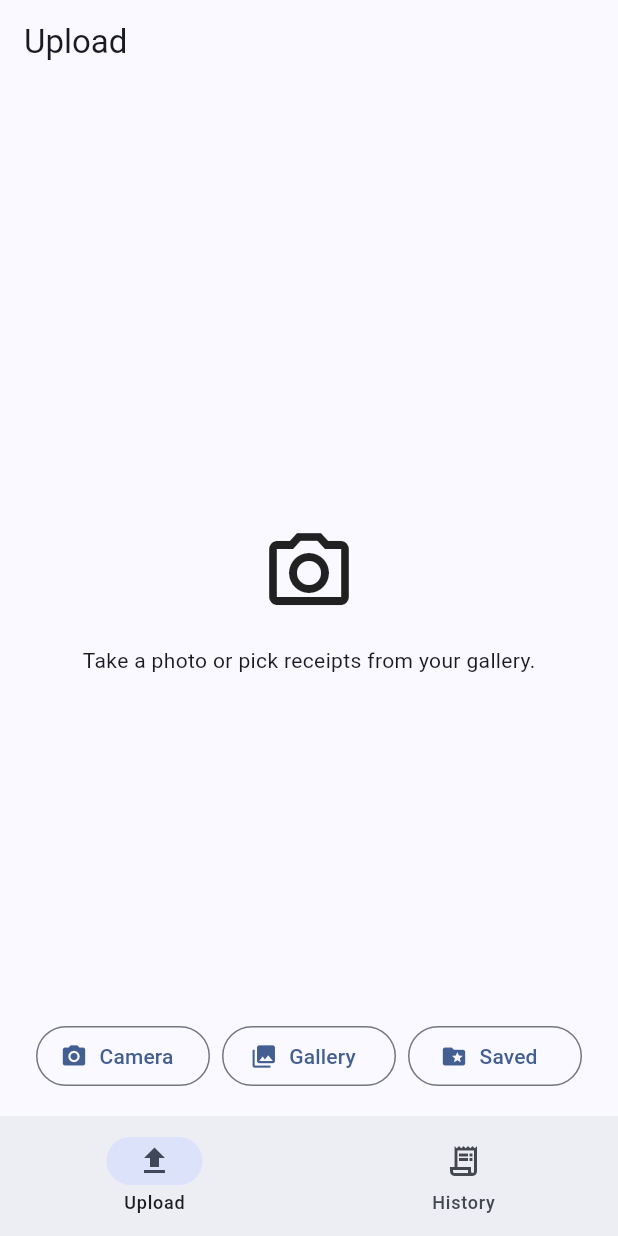
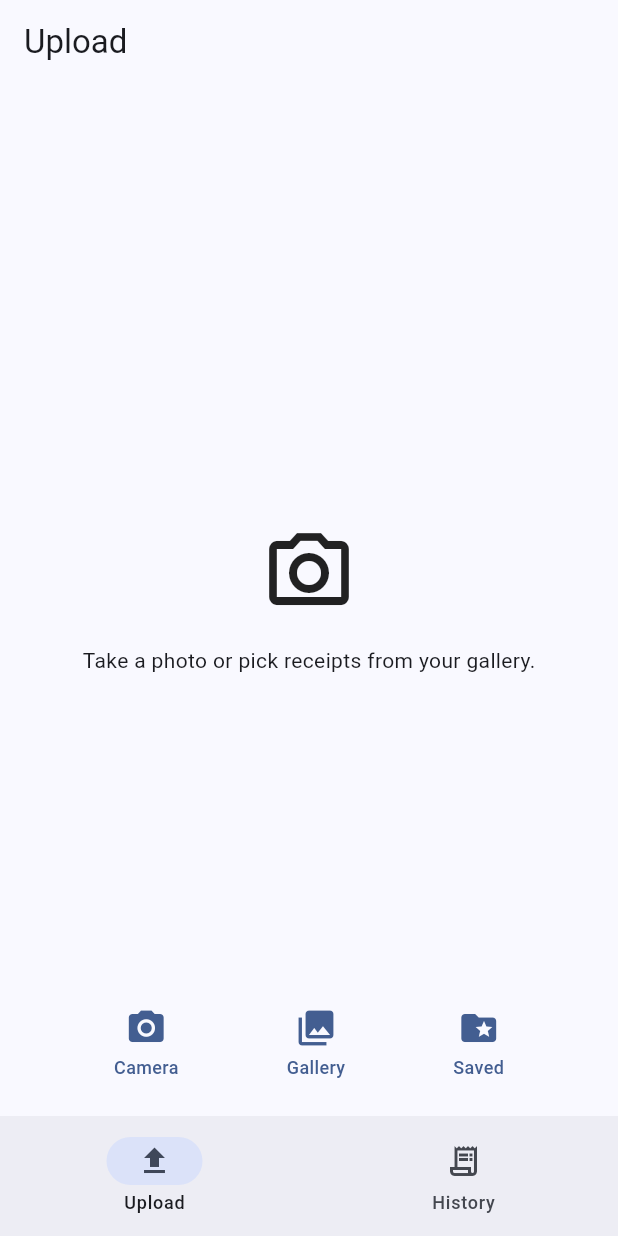
Before and after one commit to WillNash/receipt-scanner, a Flutter app: the UploadScreen screen opened by its route, on a phone screen of 412 x 824 dp. Run offline on Flutter 3.47's test engine with Material 3 defaults, Android fonts, the phone set to English and light mode, and no system bars; our stand-ins replace dio, flutter_riverpod, flutter_secure_storage, go_router, image_picker; accounts and stored records are empty; project files that could hold a hidden picture were left out.

Commit message:
improve button layout on upload screen

```diff
--- a/mobile_new/lib/features/upload/presentation/screens/upload_screen.dart
+++ b/mobile_new/lib/features/upload/presentation/screens/upload_screen.dart
@@ -121,29 +121,22 @@ class _BottomActions extends StatelessWidget {
         mainAxisSize: MainAxisSize.min,
         children: [
           Row(
+            mainAxisAlignment: MainAxisAlignment.spaceEvenly,
             children: [
-              Expanded(
-                child: OutlinedButton.icon(
-                  onPressed: onCamera,
-                  icon: const Icon(Icons.camera_alt),
-                  label: const Text('Camera'),
-                ),
+              _TrayButton(
+                icon: Icons.camera_alt,
+                label: 'Camera',
+                onPressed: onCamera,
               ),
-              const SizedBox(width: 8),
-              Expanded(
-                child: OutlinedButton.icon(
-                  onPressed: onGallery,
-                  icon: const Icon(Icons.photo_library),
-                  label: const Text('Gallery'),
-                ),
+              _TrayButton(
+                icon: Icons.photo_library,
+                label: 'Gallery',
+                onPressed: onGallery,
               ),
-              const SizedBox(width: 8),
-              Expanded(
-                child: OutlinedButton.icon(
-                  onPressed: onSaved,
-                  icon: const Icon(Icons.folder_special),
-                  label: const Text('Saved'),
-                ),
+              _TrayButton(
+                icon: Icons.folder_special,
+                label: 'Saved',
+                onPressed: onSaved,
               ),
             ],
           ),
@@ -159,6 +152,45 @@ class _BottomActions extends StatelessWidget {
             ),
           ],
         ],
+      ),
+    );
+  }
+}
+
+class _TrayButton extends StatelessWidget {
+  const _TrayButton({
+    required this.icon,
+    required this.label,
+    required this.onPressed,
+  });
+
+  final IconData icon;
+  final String label;
+  final VoidCallback onPressed;
+
+  @override
+  Widget build(BuildContext context) {
+    final color = Theme.of(context).colorScheme.primary;
+    return InkWell(
+      onTap: onPressed,
+      borderRadius: BorderRadius.circular(12),
+      child: Padding(
+        padding: const EdgeInsets.symmetric(horizontal: 20, vertical: 8),
+        child: Column(
+          mainAxisSize: MainAxisSize.min,
+          children: [
+            Icon(icon, color: color, size: 28),
+            const SizedBox(height: 4),
+            Text(
+              label,
+              style: TextStyle(
+                fontSize: 12,
+                color: color,
+                fontWeight: FontWeight.w500,
+              ),
+            ),
+          ],
+        ),
       ),
     );
   }
```
